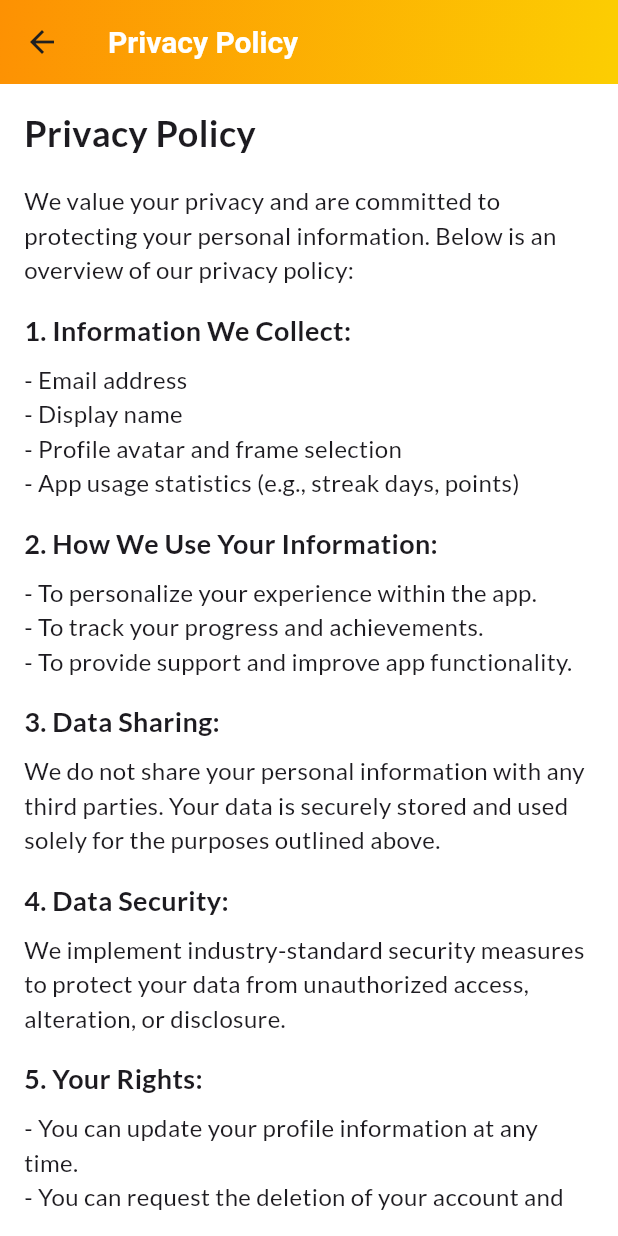
After one commit to IsuruLakmal2000/NoFap, a Flutter app: the ProfileScreen screen opened directly, after a tap on "Privacy Policy", on a phone screen of 412 x 824 dp. The commit adds this screen. Run offline on Flutter 3.47's test engine with Material 3 defaults, Android fonts, the phone set to English and light mode, and no system bars; our stand-ins replace confetti, firebase_auth, firebase_core, firebase_database, fl_chart, flutter_dotenv and 9 more; accounts and stored records are empty; project files that could hold a hidden picture were left out.

```diff
--- a/lib/Screens/NavBar Screens/CommunityScreen.dart
+++ b/lib/Screens/NavBar Screens/CommunityScreen.dart
@@ -227,15 +227,16 @@ class _CommunityScreenState extends State<CommunityScreen> {
                 (prefs.getInt(todayKey) ?? 0) <= 3) {
               _showAddPostDialog();
             } else {
-              ScaffoldMessenger.of(context).showSnackBar(
-                SnackBar(
-                  content: Text(
-                    'You can only post 3 times a day. Upgrade to premium for unlimited posts!',
-                  ),
-                  backgroundColor: Colors.red,
-                  duration: Duration(seconds: 3),
-                ),
-              );
+              _showAddPostDialog();
+              // ScaffoldMessenger.of(context).showSnackBar(
+              //   SnackBar(
+              //     content: Text(
+              //       'You can only post 3 times a day. Upgrade to premium for unlimited posts!',
+              //     ),
+              //     backgroundColor: Colors.red,
+              //     duration: Duration(seconds: 3),
+              //   ),
+              // );
             }
           },
           backgroundColor: Colors.transparent,
@@ -251,6 +252,8 @@ class _CommunityScreenState extends State<CommunityScreen> {
     String selectedPost = ''; // Track the selected example post
     int currentStreak = 0;
     int nextMilestone = 0;
+    const int maxCharacters = 300; // Set max character limit
+    int currentCharacterCount = 0;
 
     // Fetch the current streak from SharedPreferences
     final SharedPreferences prefs = await SharedPreferences.getInstance();
@@ -285,6 +288,7 @@ class _CommunityScreenState extends State<CommunityScreen> {
                       setState(() {
                         selectedPost = examplePosts[0];
                         controller.text = selectedPost;
+                        currentCharacterCount = selectedPost.length;
                       });
                     },
                     child: Container(
@@ -321,6 +325,7 @@ class _CommunityScreenState extends State<CommunityScreen> {
                       setState(() {
                         selectedPost = examplePosts[1];
                         controller.text = selectedPost;
+                        currentCharacterCount = selectedPost.length;
                       });
                     },
                     child: Container(
@@ -354,9 +359,17 @@ class _CommunityScreenState extends State<CommunityScreen> {
                   // Custom Post TextField
                   TextField(
                     controller: controller,
+                    maxLength: maxCharacters, // Set max length
+                    onChanged: (value) {
+                      setState(() {
+                        currentCharacterCount = value.length;
+                      });
+                    },
                     decoration: InputDecoration(
                       hintText: 'Write your custom post here...',
                       border: OutlineInputBorder(),
+                      counterText:
+                          '$currentCharacterCount/$maxCharacters characters used', // Show character count
                     ),
                     maxLines: 3,
                   ),
--- a/lib/Screens/NavBar Screens/ProfileScreen.dart
+++ b/lib/Screens/NavBar Screens/ProfileScreen.dart
@@ -5,6 +5,7 @@ import 'package:nofap/Providers/AvatarAndFrameProvider.dart';
 import 'package:nofap/Providers/FirebaseSignInAuthProvider.dart';
 import 'package:nofap/Screens/Onboarding/OnboardingScreen1.dart';
 import 'package:nofap/Screens/Premium/Premium.dart';
+import 'package:nofap/Screens/PrivacyPolicyScreen.dart';
 import 'package:nofap/Services/FirebaseDatabaseService.dart';
 import 'package:nofap/Theme/colors.dart' show AppColors;
 import 'package:nofap/Providers/AuthProvider.dart' as LocalAuthProvider;
@@ -395,8 +396,20 @@ class _ProfileScreenState extends State<ProfileScreen> {
               // Navigate to Notification Setting screen
             },
           ),
+
           SizedBox(height: 10),
           Divider(color: AppColors.mediumGray),
+          SizedBox(height: 10),
+          _buildProfileOption(
+            title: 'Privacy Policy',
+            leadingIcon: Icons.privacy_tip_outlined,
+            onTap: () {
+              Navigator.push(
+                context,
+                MaterialPageRoute(builder: (context) => PrivacyPolicyScreen()),
+              );
+            },
+          ),
           SizedBox(height: 10),
           _buildProfileOption(
             title: 'Help & Support',
--- /dev/null
+++ b/lib/Screens/PrivacyPolicyScreen.dart
@@ -0,0 +1,105 @@
+import 'package:flutter/material.dart';
+
+class PrivacyPolicyScreen extends StatelessWidget {
+  @override
+  Widget build(BuildContext context) {
+    return Scaffold(
+      appBar: AppBar(
+        title: Text('Privacy Policy'),
+        backgroundColor: Colors.transparent,
+        elevation: 0,
+        flexibleSpace: Container(
+          decoration: BoxDecoration(
+            gradient: LinearGradient(
+              colors: [
+                const Color.fromARGB(255, 253, 145, 3),
+                const Color.fromARGB(255, 252, 206, 2),
+              ],
+              begin: Alignment.topLeft,
+              end: Alignment.bottomRight,
+            ),
+          ),
+        ),
+      ),
+      body: Padding(
+        padding: const EdgeInsets.all(16.0),
+        child: SingleChildScrollView(
+          child: Column(
+            crossAxisAlignment: CrossAxisAlignment.start,
+            children: [
+              Text(
+                'Privacy Policy',
+                style: TextStyle(fontSize: 24, fontWeight: FontWeight.bold),
+              ),
+              SizedBox(height: 16),
+              Text(
+                'We value your privacy and are committed to protecting your personal information. Below is an overview of our privacy policy:',
+                style: TextStyle(fontSize: 16),
+              ),
+              SizedBox(height: 16),
+              Text(
+                '1. Information We Collect:',
+                style: TextStyle(fontSize: 18, fontWeight: FontWeight.bold),
+              ),
+              SizedBox(height: 8),
+              Text(
+                '- Email address\n- Display name\n- Profile avatar and frame selection\n- App usage statistics (e.g., streak days, points)',
+                style: TextStyle(fontSize: 16),
+              ),
+              SizedBox(height: 16),
+              Text(
+                '2. How We Use Your Information:',
+                style: TextStyle(fontSize: 18, fontWeight: FontWeight.bold),
+              ),
+              SizedBox(height: 8),
+              Text(
+                '- To personalize your experience within the app.\n- To track your progress and achievements.\n- To provide support and improve app functionality.',
+                style: TextStyle(fontSize: 16),
+              ),
+              SizedBox(height: 16),
+              Text(
+                '3. Data Sharing:',
+                style: TextStyle(fontSize: 18, fontWeight: FontWeight.bold),
+              ),
+              SizedBox(height: 8),
+              Text(
+                'We do not share your personal information with any third parties. Your data is securely stored and used solely for the purposes outlined above.',
+                style: TextStyle(fontSize: 16),
+              ),
+              SizedBox(height: 16),
+              Text(
+                '4. Data Security:',
+                style: TextStyle(fontSize: 18, fontWeight: FontWeight.bold),
+              ),
+              SizedBox(height: 8),
+              Text(
+                'We implement industry-standard security measures to protect your data from unauthorized access, alteration, or disclosure.',
+                style: TextStyle(fontSize: 16),
+              ),
+              SizedBox(height: 16),
+              Text(
+                '5. Your Rights:',
+                style: TextStyle(fontSize: 18, fontWeight: FontWeight.bold),
+              ),
+              SizedBox(height: 8),
+              Text(
+                '- You can update your profile information at any time.\n- You can request the deletion of your account and associated data.',
+                style: TextStyle(fontSize: 16),
+              ),
+              SizedBox(height: 16),
+              Text(
+                '6. Contact Us:',
+                style: TextStyle(fontSize: 18, fontWeight: FontWeight.bold),
+              ),
+              SizedBox(height: 8),
+              Text(
+                'If you have any questions or concerns about our privacy policy, please contact us at support@nofapapp.com.',
+                style: TextStyle(fontSize: 16),
+              ),
+            ],
+          ),
+        ),
+      ),
+    );
+  }
+}
```
